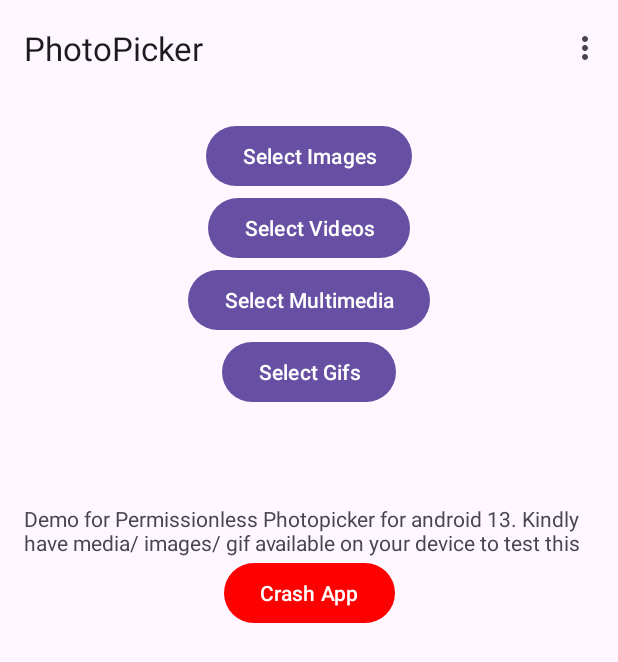
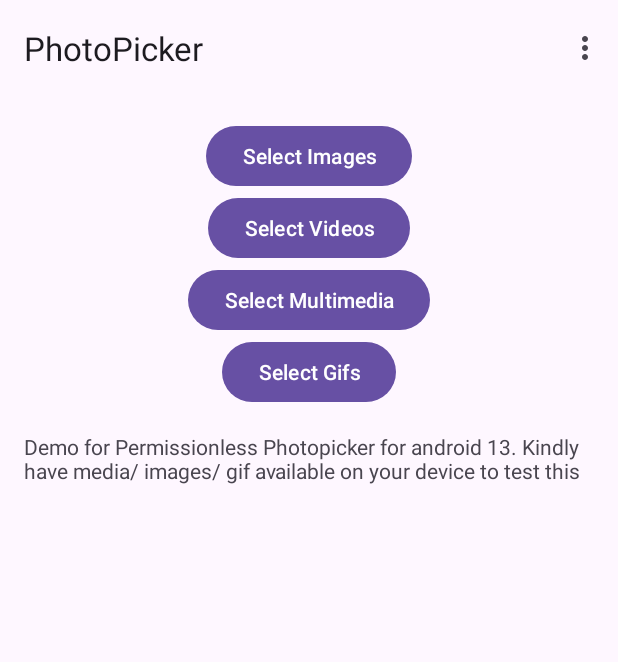
Before and after one commit to ashutosh-buku/PermissionLess, an Android app: the screen it shows after launch (MainActivity), on a phone screen of 412 x 824 dp. Shown: the top 662 px of the screen. Run offline under Robolectric (Android 15) with nearby library versions, the phone set to English and light mode, and no system bars; our stand-ins replace navigation-ui; libraries missing offline, so code that uses them is left out: com.google.modernstorage.photopicker.

Commit message:
Revert "handle crash gracefully"
This reverts commit 4daa809faa5aa191829a9fb1f878e801af7365f0.

```diff
--- a/app/build.gradle
+++ b/app/build.gradle
@@ -46,8 +46,6 @@ dependencies {
     implementation 'androidx.lifecycle:lifecycle-viewmodel-ktx:2.5.1'
     implementation 'com.google.modernstorage:modernstorage-photopicker:1.0.0-alpha06'
     implementation 'androidx.activity:activity:1.6.0'
-    // Gson
-    implementation('com.google.code.gson:gson:2.9.1')
     testImplementation 'junit:junit:4.13.2'
     androidTestImplementation 'androidx.test.ext:junit:1.1.3'
     androidTestImplementation 'androidx.test.espresso:espresso-core:3.4.0'
--- a/app/src/main/AndroidManifest.xml
+++ b/app/src/main/AndroidManifest.xml
@@ -4,7 +4,6 @@
     package="com.ashu.permissionless">
 
     <application
-        android:name="com.ashu.permissionless.crash_handling.global.App"
         android:allowBackup="true"
         android:dataExtractionRules="@xml/data_extraction_rules"
         android:fullBackupContent="@xml/backup_rules"
@@ -25,11 +24,6 @@
                 <category android:name="android.intent.category.LAUNCHER" />
             </intent-filter>
         </activity>
-
-        <activity
-            android:process=":error_handler"
-            android:name="com.ashu.permissionless.crash_handling.global.CrashActivity"
-            android:exported="true" />
     </application>
 
 </manifest>
--- a/app/src/main/java/com/ashu/permissionless/FirstFragment.kt
+++ b/app/src/main/java/com/ashu/permissionless/FirstFragment.kt
@@ -42,50 +42,42 @@ class FirstFragment : Fragment() {
             Toast.makeText(activity, "Limit won't be applied as all files would be treated as document only", Toast.LENGTH_LONG).show()
         }
 
-        setOnClickListeners()
-
-    }
-
-    private fun setOnClickListeners() {
         val imagePicker = registerForActivityResult(ActivityResultContracts.PickMultipleVisualMedia(5)) { uris ->
             println(uris)
         }
+
         val videoPicker = registerForActivityResult(ActivityResultContracts.PickMultipleVisualMedia(5)) { uris ->
             println(uris)
         }
+
         val multimediaPicker = registerForActivityResult(ActivityResultContracts.PickMultipleVisualMedia(15)) { uris ->
             println(uris)
         }
+
         val gifPicker = registerForActivityResult(ActivityResultContracts.PickMultipleVisualMedia(5)) { uris ->
             println(uris)
         }
 
-        binding.apply {
         // For images upto max 5
-            btnImage.setOnClickListener {
+        binding.btnImage.setOnClickListener {
             imagePicker.launch(PickVisualMediaRequest(ActivityResultContracts.PickVisualMedia.ImageOnly))
         }
 
         // For videos upto max 5
-            btnVideo.setOnClickListener {
+        binding.btnVideo.setOnClickListener {
             videoPicker.launch(PickVisualMediaRequest(ActivityResultContracts.PickVisualMedia.VideoOnly))
         }
 
         // For image and video, limit 15
-            btnMultimedia.setOnClickListener {
+        binding.btnMultimedia.setOnClickListener {
             multimediaPicker.launch(PickVisualMediaRequest(ActivityResultContracts.PickVisualMedia.ImageAndVideo))
         }
 
         // For GIFs only, limit 5
-            btnGif.setOnClickListener {
+        binding.btnGif.setOnClickListener {
             gifPicker.launch(PickVisualMediaRequest(ActivityResultContracts.PickVisualMedia.SingleMimeType("image/gif")))
         }
 
-            btnCrash.setOnClickListener {
-                throw Error("Hello, I'm not Groot, I am a godamn Crash!")
-            }
-
-        }
     }
 
     override fun onDestroyView() {
--- a/app/src/main/java/com/ashu/permissionless/crash_handling/global/App.kt
+++ /dev/null
@@ -1,11 +0,0 @@
-package com.ashu.permissionless.crash_handling.global
-
-import android.app.Application
-
-class App: Application() {
-
-    override fun onCreate() {
-        super.onCreate()
-        GeneralExceptionHandler.initialize(this, CrashActivity::class.java)
-    }
-}
--- a/app/src/main/res/layout/fragment_first.xml
+++ b/app/src/main/res/layout/fragment_first.xml
@@ -57,15 +57,5 @@
             app:layout_constraintEnd_toEndOf="parent"
             app:layout_constraintStart_toStartOf="parent"
             app:layout_constraintTop_toBottomOf="@id/btn_gif" />
-
-        <com.google.android.material.button.MaterialButton
-            android:id="@+id/btn_crash"
-            android:layout_width="wrap_content"
-            android:layout_height="wrap_content"
-            android:text="@string/crash_app"
-            app:backgroundTint="@color/red"
-            app:layout_constraintTop_toBottomOf="@id/textview_first"
-            app:layout_constraintEnd_toEndOf="parent"
-            app:layout_constraintStart_toStartOf="parent" />
     </androidx.constraintlayout.widget.ConstraintLayout>
 </androidx.core.widget.NestedScrollView>
--- a/app/src/main/res/values/colors.xml
+++ b/app/src/main/res/values/colors.xml
@@ -2,5 +2,4 @@
 <resources>
     <color name="black">#FF000000</color>
     <color name="white">#FFFFFFFF</color>
-    <color name="red">#FFFF0000</color>
 </resources>
--- a/app/src/main/res/values/strings.xml
+++ b/app/src/main/res/values/strings.xml
@@ -12,8 +12,6 @@
     <string name="pick_multimedia">Select Multimedia</string>
     <string name="pick_gif">Select Gifs</string>
 
-    <string name="crash_app">Crash App</string>
-
     <string name="lorem_ipsum">
         Demo for Permissionless Photopicker for android 13. Kindly have media/ images/ gif available on your device to test this
     </string>
```
Also changed, not shown: app/src/main/java/com/ashu/permissionless/crash_handling/global/CrashActivity.kt (deleted, +0 -47 lines), app/src/main/java/com/ashu/permissionless/crash_handling/global/GeneralExceptionHandler.kt (deleted, +0 -84 lines), app/src/main/res/layout/activity_crash.xml (deleted, +0 -91 lines), app/src/main/res/drawable/bug_gif.gif (deleted). Lines whose indentation alone changed are shown as unchanged.
